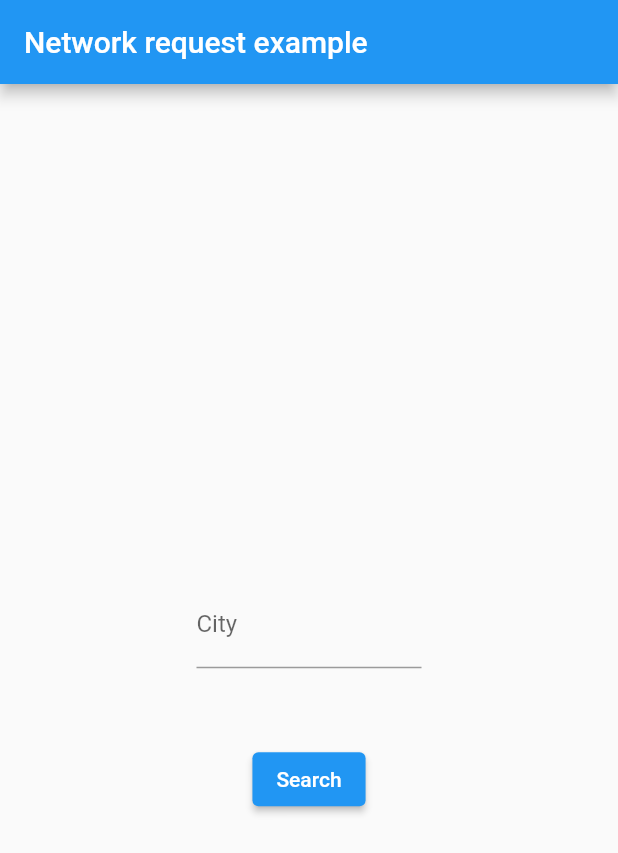
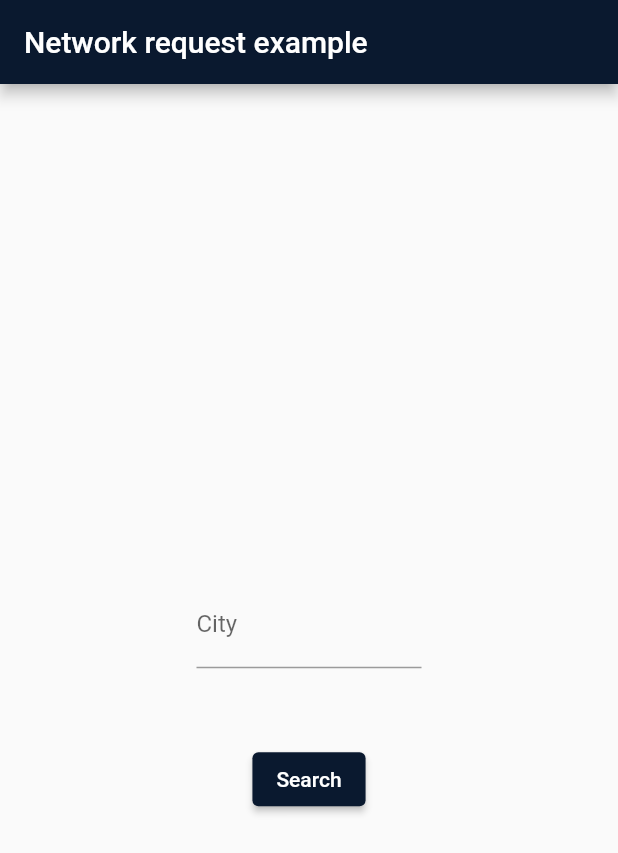
Before and after one commit to ckaraman/network_request_two, a Flutter app: the screen it shows after launch, on a phone screen of 412 x 824 dp. Shown: the top 853 px of the screen. Run offline on Flutter 3.47's test engine with Material 2 defaults, Android fonts, the phone set to English and light mode, and no system bars.

Commit message:
change some visualthings

```diff
--- /dev/null
+++ b/lib/constants.dart
@@ -0,0 +1,21 @@
+import 'package:flutter/material.dart';
+
+MaterialColor customMaterialColor(Color color) {
+  List strengths = <double>[.05];
+  Map<int, Color> swatch = {};
+  final int r = color.red, g = color.green, b = color.blue;
+
+  for (int i = 1; i < 10; i++) {
+    strengths.add(0.1 * i);
+  }
+  for (var strength in strengths) {
+    final double ds = 0.5 - strength;
+    swatch[(strength * 1000).round()] = Color.fromRGBO(
+      r + ((ds < 0 ? r : (255 - r)) * ds).round(),
+      g + ((ds < 0 ? g : (255 - g)) * ds).round(),
+      b + ((ds < 0 ? b : (255 - b)) * ds).round(),
+      1,
+    );
+  }
+  return MaterialColor(color.value, swatch);
+}
--- a/lib/data_service.dart
+++ b/lib/data_service.dart
@@ -3,15 +3,17 @@
 import 'dart:convert';
 
 import 'package:http/http.dart' as http;
+import 'package:network_request_two/appid.dart';
 import 'package:network_request_two/models.dart';
 
 class DataService {
   Future<WeatherResponse> getWeather(String city) async {
+    //AppId();
     //https://api.openweathermap.org/data/2.5/weather?q={city name}&appid={API key}
 
     final queryParameters = {
       'q': city,
-      'appid': 'e882db89e27e8becbde066abf4ecb63b',
+      'appid': AppId().appId, //'e882db89e27e8becbde066abf4ecb63b',
       'units': 'metric',
     };
     final uri = Uri.https('api.openweathermap.org', '/data/2.5/weather', queryParameters);
--- a/lib/main.dart
+++ b/lib/main.dart
@@ -1,4 +1,5 @@
 import 'package:flutter/material.dart';
+import 'package:network_request_two/constants.dart';
 import 'package:network_request_two/data_service.dart';
 import 'package:network_request_two/models.dart';
 
@@ -14,7 +15,10 @@
     return MaterialApp(
       title: 'Flutter Demo',
       theme: ThemeData(
-        primarySwatch: Colors.blue,
+        primarySwatch: customMaterialColor(const Color(0xff0a192f)),
+        buttonTheme: const ButtonThemeData(
+          buttonColor: Color(0x000a192f),
+        ),
       ),
       home: const MyHomePage(title: 'Network request example'),
     );
@@ -48,12 +52,25 @@
             if (_response != null)
               Column(
                 children: [
-                  Image.network(_response!.iconUrl),
-                  Text(
-                    '${_response!.tempInfo.temperature}°',
-                    style: const TextStyle(fontSize: 40),
+                  Padding(
+                    padding: const EdgeInsets.all(8.0),
+                    child: Card(
+                      child: ListTile(
+                        leading: Image.network(_response!.iconUrl),
+                        title: Padding(
+                          padding: const EdgeInsets.only(left: 35),
+                          child: Text(
+                            '${_response!.tempInfo.temperature}°',
+                            style: const TextStyle(fontSize: 40),
+                          ),
+                        ),
+                        subtitle: Padding(
+                          padding: const EdgeInsets.only(left: 40),
+                          child: Text('${_response?.weatherInfo.description}'),
+                        ),
+                      ),
+                    ),
                   ),
-                  Text('${_response?.weatherInfo.description}')
                 ],
               ),
             Padding(
```
Also changed, not shown: 1 other file.
